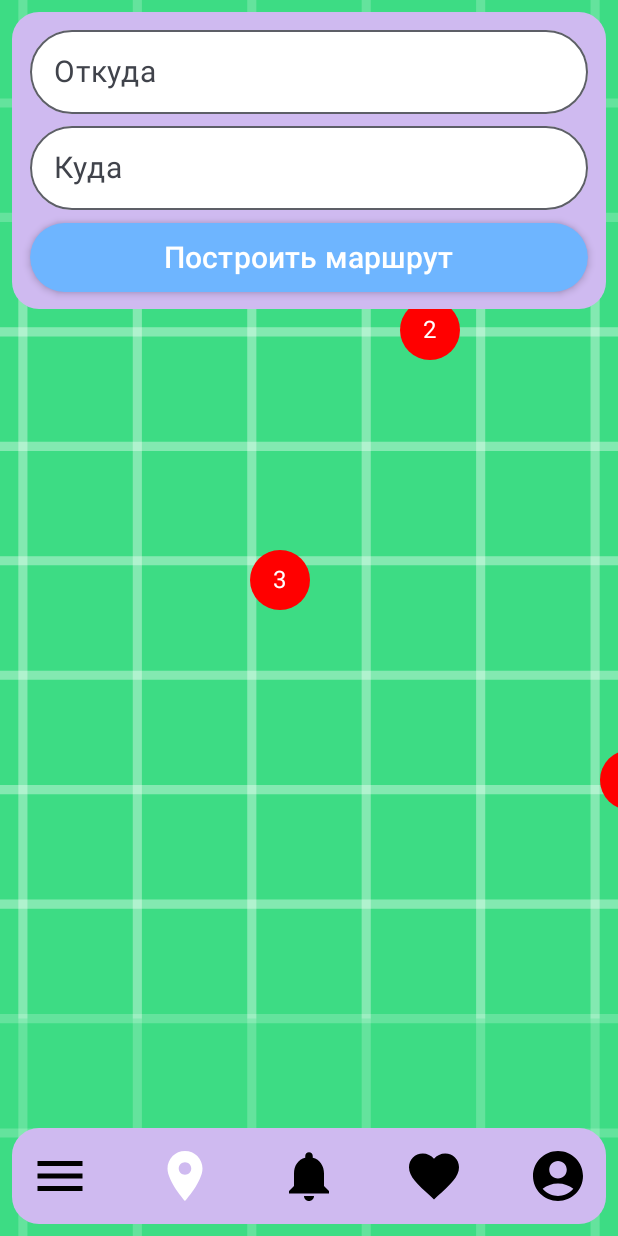
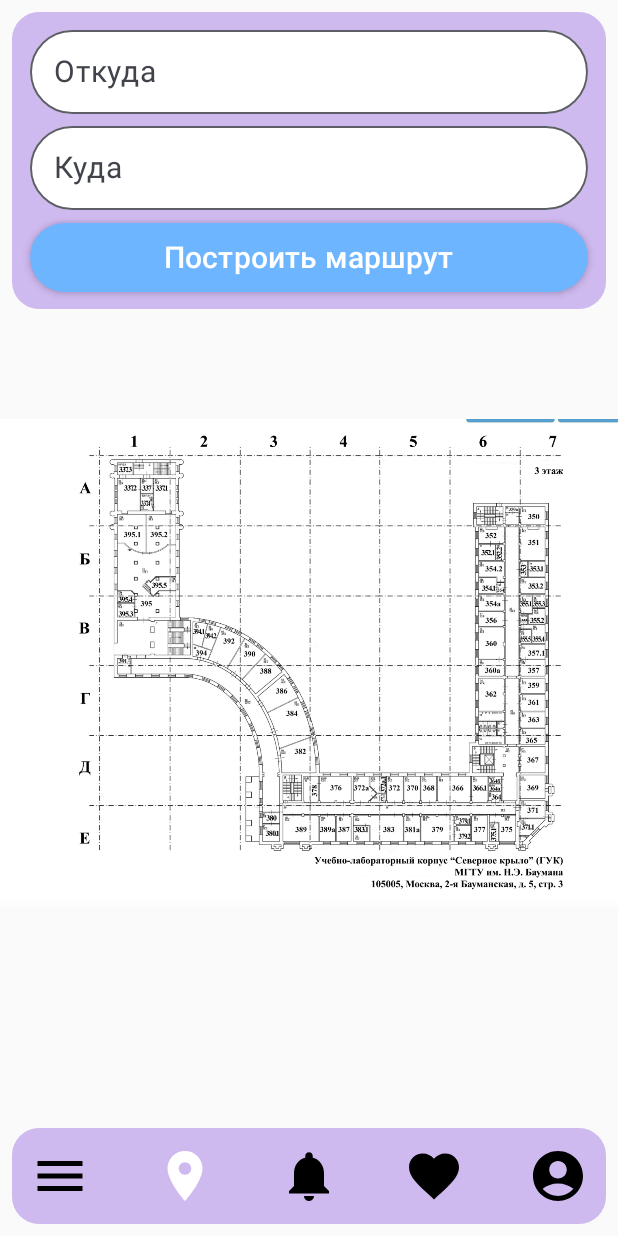
Before and after one commit to thread-sleepers/BMSTU-Spotlight, an Android app built with Jetpack Compose: the LocationActivity screen opened directly, with no data from a screen before it, on a phone screen of 412 x 824 dp. Run offline under Robolectric (Android 15) with nearby library versions, the phone set to English and light mode, and no system bars; our stand-ins replace livedata-compose.

Commit message:
Added a map plug

```diff
--- a/app/src/main/java/com/example/bmstu_spotlight/LocationActivity.kt
+++ b/app/src/main/java/com/example/bmstu_spotlight/LocationActivity.kt
@@ -21,6 +21,8 @@ import androidx.compose.runtime.mutableStateOf
 import androidx.compose.runtime.remember
 import androidx.compose.ui.graphics.Color
 import androidx.compose.ui.unit.sp
+import androidx.compose.ui.geometry.Size
+import androidx.compose.ui.unit.toSize
 import androidx.compose.foundation.shape.RoundedCornerShape
 import androidx.compose.material.icons.filled.Menu
 import androidx.compose.material.icons.filled.LocationOn
@@ -70,6 +72,7 @@ import androidx.compose.runtime.*
 import androidx.compose.ui.draw.scale
 import androidx.compose.foundation.layout.*
 import androidx.compose.ui.graphics.graphicsLayer
+import androidx.compose.ui.layout.onGloballyPositioned
 import androidx.compose.ui.res.painterResource
 
 
@@ -88,7 +91,7 @@ class LocationActivity : ComponentActivity() {
 @Composable
 fun LocationScreen() { // Экран отображения маршрута или локации
     val showNewTopSection = remember { mutableStateOf(DataHolder.showNewTopSection) }
-    val backgroundImage = painterResource(id = R.drawable.ic_launcher_background)
+    val backgroundImage = painterResource(id = R.drawable.plan)
 
     // Box для наложения элементов друг на друга
     Box(
@@ -137,6 +140,9 @@ fun InteractiveImageBackground(image: Painter) {
     var offsetX by remember { mutableStateOf(0f) }
     var offsetY by remember { mutableStateOf(0f) }
 
+    val imageSize = remember { mutableStateOf(Size.Zero) }
+    val screenSize = remember { mutableStateOf(Size.Zero) }
+
     // Если выбран маркер, автоматически приближаемся к нему
     LaunchedEffect(DataHolder.targetMarkerIndex) {
         DataHolder.targetMarkerIndex?.let { index ->
@@ -152,9 +158,16 @@ fun InteractiveImageBackground(image: Painter) {
             .fillMaxSize()
             .pointerInput(Unit) {
                 detectTransformGestures { _, pan, zoom, _ ->
-                    scale *= zoom
-                    offsetX += pan.x
-                    offsetY += pan.y
+                    // Обновляем масштаб
+                    val newScale = (scale * zoom).coerceIn(1f, 3f) // Ограничиваем масштаб от 1x до 3x
+                    scale = newScale
+
+                    // Ограничение перемещения
+                    val maxX = (imageSize.value.width * scale - screenSize.value.width) / 2
+                    val maxY = (imageSize.value.height * scale - screenSize.value.height) / 2
+
+                    offsetX = (offsetX + pan.x).coerceIn(-maxX, maxX)
+                    offsetY = (offsetY + pan.y).coerceIn(-maxY, maxY)
                 }
             }
     ) {
@@ -162,19 +175,30 @@ fun InteractiveImageBackground(image: Painter) {
         Image(
             painter = image,
             contentDescription = null,
-            contentScale = ContentScale.Crop,
+            contentScale = ContentScale.Fit,
             modifier = Modifier
                 .fillMaxSize()
+                .padding(top = 64.dp)
                 .graphicsLayer(
                     scaleX = scale,
                     scaleY = scale,
                     translationX = offsetX,
                     translationY = offsetY
                 )
+                .onGloballyPositioned { coordinates ->
+                    screenSize.value = coordinates.size.toSize()
+                    imageSize.value = Size(
+                        coordinates.size.width.toFloat(),
+                        coordinates.size.height.toFloat()
+                    )
+                }
         )
 
-        // Добавление маркеров
-        DataHolder.markerPositions.forEachIndexed { index, (x, y) ->
+        /* Добавление маркеров - проставление меток на карте, закоментировано,
+            потому что не настроено, то чтобы маркеры отображались в нужных, а
+            не случайных местоах */
+
+        /*DataHolder.markerPositions.forEachIndexed { index, (x, y) ->
             Box(
                 modifier = Modifier
                     .graphicsLayer(
@@ -191,14 +215,9 @@ fun InteractiveImageBackground(image: Painter) {
                     fontSize = 16.sp
                 )
             }
-        }
+        }*/
     }
 }
-
-
-
-
-
 
 @Composable
 fun TopSection1(onButtonClick: (String, String) -> Unit) { //Окошко ввода начальной и конечной локации
```
Also changed, not shown: app/src/main/res/drawable/plan.png (added).
